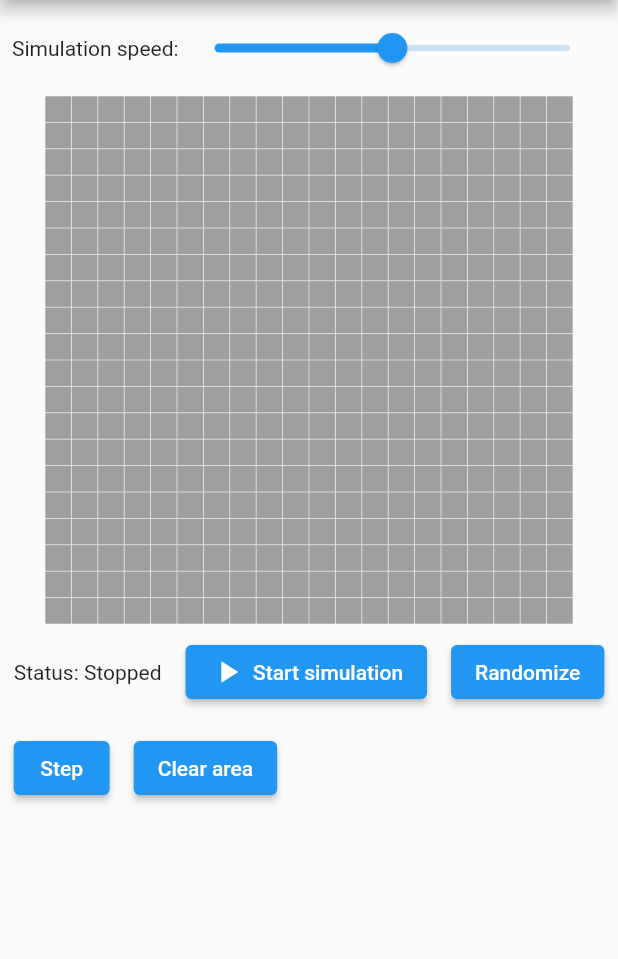
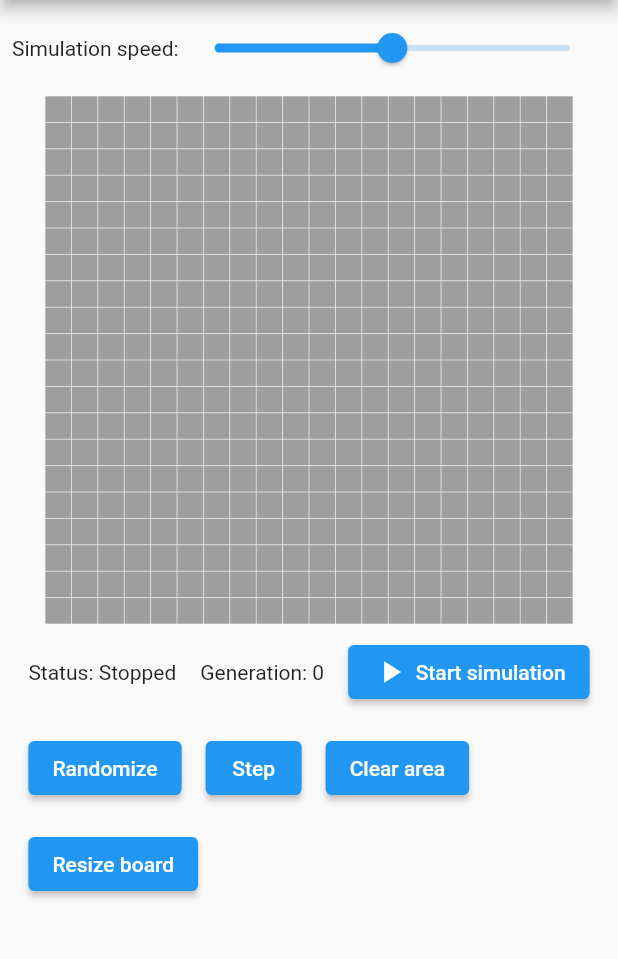
Before and after one commit to Piero512/flutter_game_of_life, a Flutter app: the screen it shows after launch, on a phone screen of 412 x 824 dp, the part 84-1043 px from its top. Run offline on Flutter 3.47's test engine with Material 2 defaults, Android fonts, the phone set to English and light mode, and no system bars.

Commit message:
Add resizability to Array2D

```diff
--- a/lib/array_2d.dart
+++ b/lib/array_2d.dart
@@ -22,7 +22,7 @@ class Array2D {
   Array2D.fromIterable(Iterable<int> iter, this.width, this.height)
       : _backingArray = List.from(iter);
 
-  operator [](Pair<int, int> index) {
+  int operator [](Pair<int, int> index) {
     return _backingArray[width * index.first + index.second];
   }
 
@@ -51,6 +51,21 @@ class Array2D {
     return _backingArray.reduce((value, element) => value + element);
   }
 
+  Array2D resize(int newWidth, int newHeight){
+    var newList = <int>[];
+    for(var i = 0; i < newWidth; i++){
+      for(var j = 0; j < newHeight; j++){
+        try {
+          newList.add(this[Pair(i,j)]);
+        } on RangeError {
+          newList.add(0);
+        }
+      }
+    }
+    return Array2D.fromIterable(newList, newWidth, newHeight);
+  }
+
+
   @override
   String toString() {
     var rows = [];
--- a/lib/main.dart
+++ b/lib/main.dart
@@ -43,6 +43,7 @@ class _GameOfLifeBoardState extends State<GameOfLifeBoard> {
   late Array2D lifeArray = Array2D(widget.width, widget.height);
   Timer? simulationTimer;
   double value = 0.5;
+  int generation = 0;
 
   Duration get simulationTick =>
       Duration(milliseconds: (1000 - (1000 * value)).round());
@@ -97,7 +98,7 @@ class _GameOfLifeBoardState extends State<GameOfLifeBoard> {
               Flexible(
                 child: Wrap(
                   crossAxisAlignment: WrapCrossAlignment.center,
-                  children: ([statusWidget] + _buildSimulationControls())
+                  children: ([statusWidget, generationWidget] + _buildSimulationControls())
                       .map((e) => Padding(
                             padding: const EdgeInsets.all(8.0),
                             child: e,
@@ -114,6 +115,8 @@ class _GameOfLifeBoardState extends State<GameOfLifeBoard> {
   Widget get statusWidget {
     return Text("Status: ${simulationTimer != null ? 'Running' : 'Stopped'}");
   }
+
+  Widget get generationWidget => Text("Generation: $generation");
 
   Widget _buildSimulationSpeedControl() {
     return Row(
@@ -138,6 +141,7 @@ class _GameOfLifeBoardState extends State<GameOfLifeBoard> {
 
   void _randomize() {
     setState(() {
+      generation = 0;
       var rnd = Random();
       for (var x in List.generate(lifeArray.width, (index) => index)) {
         for (var y in List.generate(lifeArray.height, (index) => index)) {
@@ -186,6 +190,7 @@ class _GameOfLifeBoardState extends State<GameOfLifeBoard> {
     }
     setState(() {
       lifeArray = newBoard;
+      generation++;
     });
   }
 
@@ -204,10 +209,11 @@ class _GameOfLifeBoardState extends State<GameOfLifeBoard> {
 
   void _clear() {
     setState(() {
+      generation = 0;
       lifeArray = Array2D.fromIterable(
-          List.generate(widget.width * widget.height, (_) => 0),
-          widget.width,
-          widget.height);
+          List.generate(lifeArray.width * lifeArray.height, (_) => 0),
+          lifeArray.width,
+          lifeArray.height);
     });
   }
 
@@ -233,7 +239,14 @@ class _GameOfLifeBoardState extends State<GameOfLifeBoard> {
       ElevatedButton(
         onPressed: _clear,
         child: Text("Clear area"),
-      )
+      ),
+      ElevatedButton(onPressed: _resizeBoard, child: Text("Resize board"))
     ];
   }
+
+  void _resizeBoard() {
+    setState(() {
+      lifeArray = lifeArray.resize(40, 40);
+    });
+  }
 }
```
Also changed, not shown: pubspec.lock.
